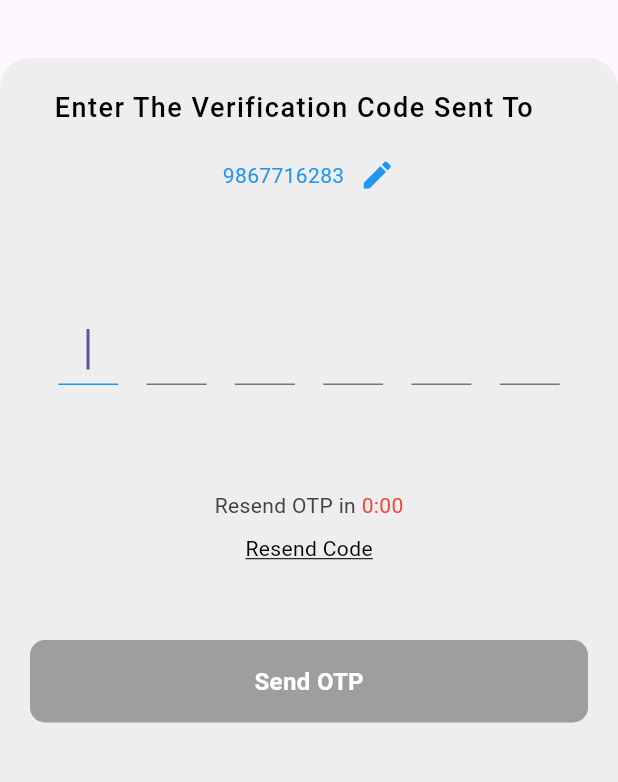
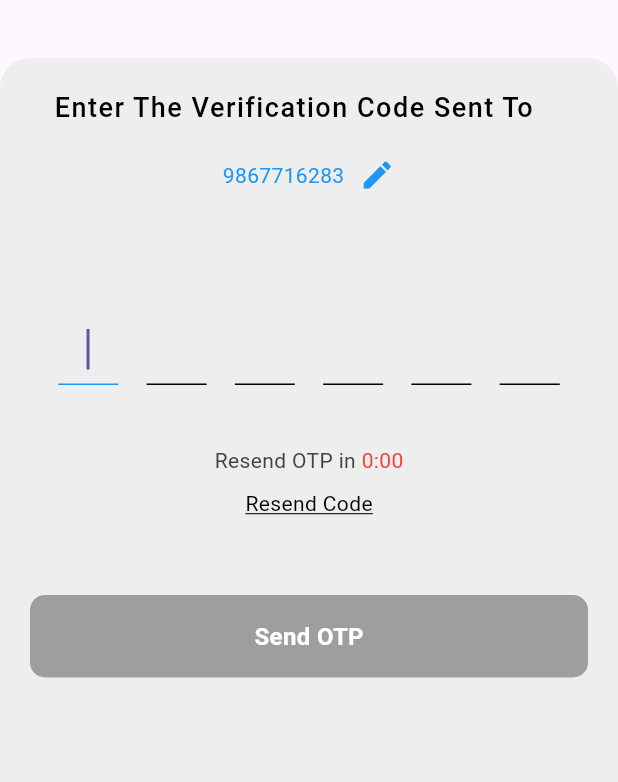
Before and after one commit to snehalshirke/onyx, a Flutter app: the OtpVerificationScreen screen opened by its route, after a tap on "Send OTP", on a phone screen of 412 x 824 dp, the part 119-901 px from its top. Run offline on Flutter 3.47's test engine with Material 3 defaults, Android fonts, the phone set to English and light mode, and no system bars; our stand-ins replace another_flushbar, fluttertoast, shared_preferences; accounts and stored records are empty; Roboto replaces fonts that are missing (Lato-Bold.ttf, Lato-Light.ttf).

Commit message:
wrong otp changes added

```diff
--- a/lib/view/otpverification_screen.dart
+++ b/lib/view/otpverification_screen.dart
@@ -20,6 +20,8 @@ class _OtpVerificationScreenState extends State<OtpVerificationScreen> {
   Timer? _timer;
   int _secondsRemaining = 30;
   bool isTimerRunning = false;
+  String correctOtp = '101010';
+  bool showError = false;
 
   @override
   void initState() {
@@ -198,25 +200,41 @@ class _OtpVerificationScreenState extends State<OtpVerificationScreen> {
                             textAlign: TextAlign.center,
                             keyboardType: TextInputType.number,
                             maxLength: 1,
-                            style: const TextStyle(fontSize: 18),
-                            decoration: const InputDecoration(
+                            style: TextStyle(
+                              fontSize: 18,
+                              color: showError && isButtonEnabled
+                                  ? Colors.red
+                                  : Colors
+                                      .black, // Change text color based on showError
+                            ),
+                            decoration: InputDecoration(
                               contentPadding:
-                                  EdgeInsets.symmetric(vertical: 10),
-                              focusedBorder: UnderlineInputBorder(
+                                  const EdgeInsets.symmetric(vertical: 10),
+                              focusedBorder: const UnderlineInputBorder(
                                 borderSide: BorderSide(color: Colors.blue),
                               ),
+                              // Change border color based on showError
+                              enabledBorder: UnderlineInputBorder(
+                                borderSide: BorderSide(
+                                    color: showError && isButtonEnabled
+                                        ? Colors.red
+                                        : Colors.black),
+                              ),
                               counterText: "", // Remove the character count
+                              // Change error text color based on showError
+                              errorStyle: TextStyle(
+                                color:
+                                    showError ? Colors.red : Colors.transparent,
+                              ),
                             ),
                             onChanged: (value) {
                               // Trim the input and move focus accordingly
                               value = value.trim();
                               if (value.isEmpty) {
-                                // Move focus to the previous TextField
                                 if (index > 0) {
                                   _focusNodes[index - 1].requestFocus();
                                 }
                               } else if (value.length == 1) {
-                                // Move focus to the next TextField
                                 if (index < 5) {
                                   _focusNodes[index + 1].requestFocus();
                                 }
@@ -228,9 +246,32 @@ class _OtpVerificationScreenState extends State<OtpVerificationScreen> {
                       ),
                     ),
                   ),
+                  Visibility(
+                    visible: showError && isButtonEnabled,
+                    child: const Padding(
+                      padding: EdgeInsets.only(top: 10),
+                      child: Row(
+                        mainAxisAlignment: MainAxisAlignment.center,
+                        children: [
+                          Icon(
+                            Icons.error,
+                            color: Colors.red,
+                          ),
+                          SizedBox(width: 5),
+                          Text(
+                            "Invalid Code.Please Enter A Valid Code.",
+                            style: TextStyle(
+                              fontSize: 14,
+                              color: Colors.red,
+                            ),
+                          ),
+                        ],
+                      ),
+                    ),
+                  ),
 
                   // Row with text and timer
-                  const SizedBox(height: 70),
+                  const SizedBox(height: 40),
                   Row(
                     mainAxisAlignment: MainAxisAlignment.center,
                     children: [
@@ -299,8 +340,26 @@ class _OtpVerificationScreenState extends State<OtpVerificationScreen> {
                     title: 'Send OTP',
                     onPress: () {
                       if (isButtonEnabled) {
-                        // All text fields are not empty, navigate to the next page
-                        Navigator.pushNamed(context, RoutesName.home);
+                        // Check if entered OTP is correct
+                        if (_controllers
+                                .map((controller) => controller.text)
+                                .join() ==
+                            correctOtp) {
+                          // Correct OTP, navigate to the next page
+                          Navigator.pushNamed(context, RoutesName.home);
+                          setState(
+                            () {
+                              showError = false;
+                            },
+                          );
+                        } else {
+                          // Incorrect OTP, show error message and make fields red
+                          setState(
+                            () {
+                              showError = true;
+                            },
+                          );
+                        }
                       }
                     },
                     color: isButtonEnabled ? Colors.black : Colors.grey,
```
